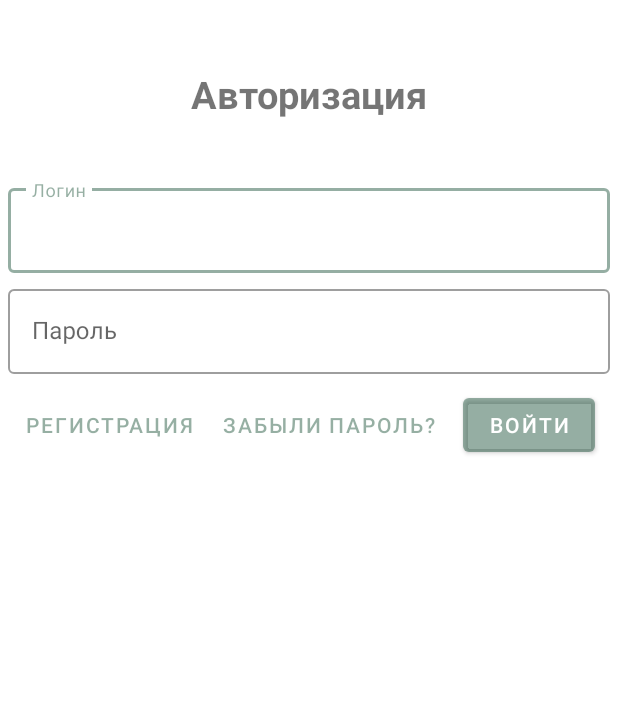
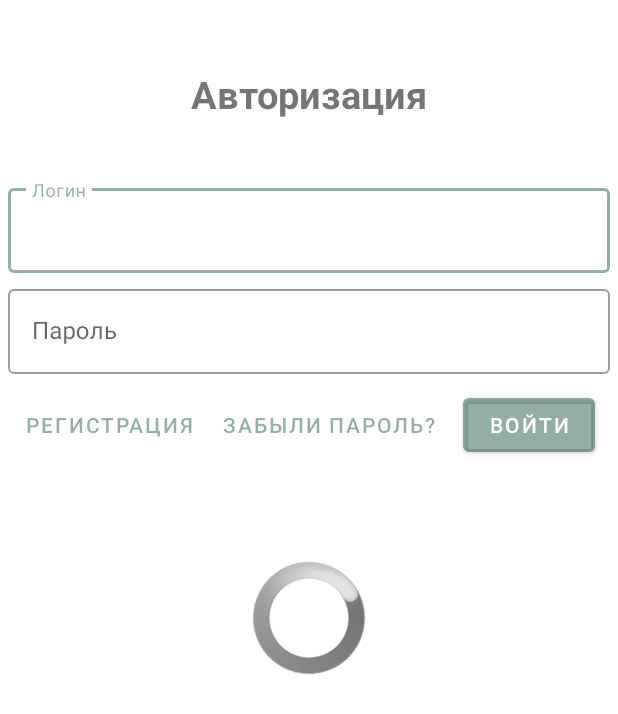
Before and after one commit to D1maD1m0nd/UserLoginSample, an Android app: the layout activity_main.xml on its own in the app's theme, with its tools: preview values and no code run, on a phone screen of 412 x 824 dp. Shown: the top 714 px of the screen. Run offline under Robolectric (Android 15) with nearby library versions, the phone set to English and light mode, and no system bars.

```diff
--- a/app/src/main/java/com/example/userloginsample/constants/AuthState.kt
+++ b/app/src/main/java/com/example/userloginsample/constants/AuthState.kt
@@ -1,5 +1,5 @@
 package com.example.userloginsample.constants
 
 enum class AuthState {
-    ERROR, SUCCESS, LOADING
+    ERROR, IDLE, SUCCESS, LOADING
 }
--- a/app/src/main/java/com/example/userloginsample/constants/PasswordState.kt
+++ b/app/src/main/java/com/example/userloginsample/constants/PasswordState.kt
@@ -1,5 +1,5 @@
 package com.example.userloginsample.constants
 
 enum class PasswordState {
-    SUCCESS, EMPTY_PASSWORD_ERROR, INCORRECT_PASSWORD
+    SUCCESS, INCORRECT_PASSWORD
 }
--- a/app/src/main/java/com/example/userloginsample/domain/User.kt
+++ b/app/src/main/java/com/example/userloginsample/domain/User.kt
@@ -1,3 +1,3 @@
 package com.example.userloginsample.domain
 
-data class User(val id: Int, val name: String, val password: String, val email: String)
+data class User(val login: String, val password: String)
--- a/app/src/main/java/com/example/userloginsample/ui/Contract.kt
+++ b/app/src/main/java/com/example/userloginsample/ui/Contract.kt
@@ -17,6 +17,6 @@ class Contract {
         fun onDetach()
         fun onChangeLogin(login: String)
         fun onChangePassword(password: String)
-        fun onLogin()
+        fun onLogin(login: String, password: String)
     }
 }
--- a/app/src/main/java/com/example/userloginsample/ui/MainActivity.kt
+++ b/app/src/main/java/com/example/userloginsample/ui/MainActivity.kt
@@ -34,6 +34,9 @@ class MainActivity : AppCompatActivity(), Contract.View {
 
     private fun setOnLoginButtonClickListener() = with(binding) {
         loginButton.setOnClickListener {
+            val login = loginEditText.text.toString()
+            val password = passwordEditText.text.toString()
+            presenter.onLogin(login, password)
         }
     }
 
--- a/app/src/main/res/layout/activity_main.xml
+++ b/app/src/main/res/layout/activity_main.xml
@@ -6,6 +6,27 @@
     android:layout_height="match_parent"
     android:layout_margin="@dimen/margin_auth_screen"
     tools:context=".ui.MainActivity">
+
+    <ProgressBar
+        android:id="@+id/determinateBar"
+        android:visibility="gone"
+        style="@android:style/Widget.ProgressBar.Large.Inverse"
+        android:layout_width="wrap_content"
+        android:layout_height="wrap_content"
+        android:progress="25"
+        app:layout_constraintBottom_toBottomOf="parent"
+        app:layout_constraintEnd_toEndOf="parent"
+        app:layout_constraintStart_toStartOf="parent"
+        app:layout_constraintTop_toTopOf="parent"
+        tools:visibility="visible" />
+
+    <androidx.constraintlayout.widget.ConstraintLayout
+        android:id="@+id/content_layout"
+        android:layout_width="match_parent"
+        android:layout_height="match_parent"
+        app:layout_constraintBottom_toBottomOf="parent"
+        app:layout_constraintEnd_toEndOf="parent"
+        app:layout_constraintStart_toStartOf="parent">
 
         <TextView
             android:id="@+id/textView"
@@ -82,5 +103,7 @@
             android:text="@string/forgot_password"
             app:layout_constraintEnd_toStartOf="@+id/login_button"
             app:layout_constraintTop_toBottomOf="@+id/textInputLayout" />
+    </androidx.constraintlayout.widget.ConstraintLayout>
+
 
 </androidx.constraintlayout.widget.ConstraintLayout>
```
Also changed, not shown: app/src/main/java/com/example/userloginsample/impl/UserRepository.kt (added, +7 -0 lines), app/src/main/java/com/example/userloginsample/impl/UserRepositoryImpl.kt (added, +22 -0 lines), app/src/main/java/com/example/userloginsample/ui/EditAuthPresenter.kt (+25 -3 lines). Lines whose indentation alone changed are shown as unchanged.
